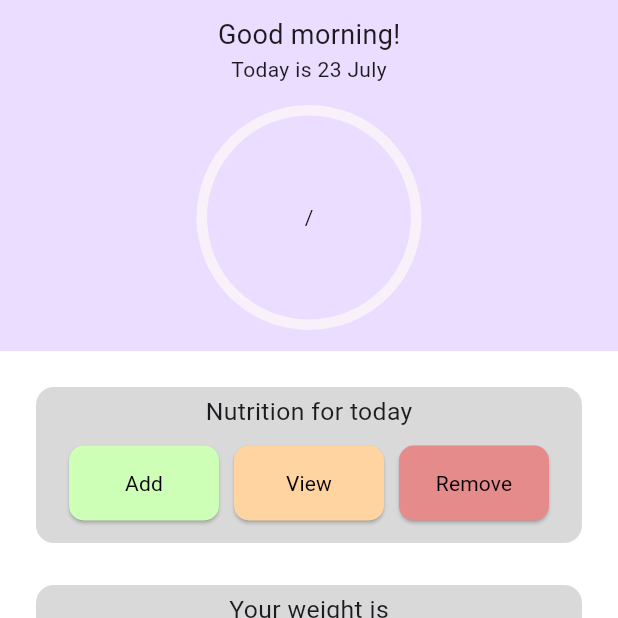
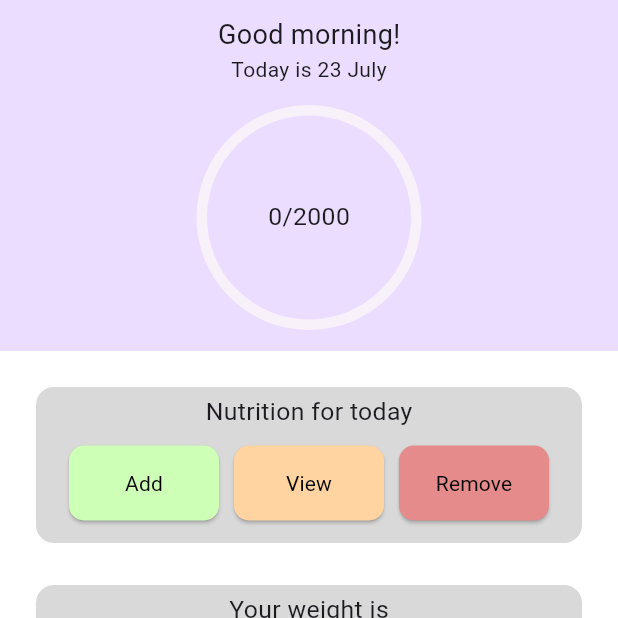
Before and after one commit to smstone0/Caloric, a Flutter app: the screen it shows after launch, on a phone screen of 412 x 824 dp, the top half of it. Run offline on Flutter 3.47's test engine with Material 2 defaults, Android fonts, the phone set to English and light mode, and no system bars; our stand-ins replace google_fonts.

Commit message:
Extract CalorieRing to new file

```diff
--- /dev/null
+++ b/lib/calorie_ring.dart
@@ -0,0 +1,36 @@
+import 'package:flutter/material.dart';
+
+class CalorieRing extends StatelessWidget {
+  const CalorieRing({super.key, required this.size});
+
+  final double size;
+  final int calories = 0;
+  final int target = 2000;
+
+  @override
+  Widget build(BuildContext context) {
+    return Card(
+      elevation: 0,
+      shape: RoundedRectangleBorder(
+        borderRadius: BorderRadius.circular(100),
+      ),
+      child: SizedBox(
+        width: size,
+        height: size,
+        child: Padding(
+          padding: const EdgeInsets.all(3.0),
+          child: Card(
+            color: Theme.of(context).colorScheme.primaryContainer,
+            elevation: 0,
+            shape: RoundedRectangleBorder(
+              borderRadius: BorderRadius.circular(100),
+            ),
+            child: Center(
+                child: Text("$calories/$target",
+                    style: const TextStyle(fontSize: 16.5))),
+          ),
+        ),
+      ),
+    );
+  }
+}
--- a/lib/today_page.dart
+++ b/lib/today_page.dart
@@ -1,4 +1,5 @@
 import 'package:flutter/material.dart';
+import 'calorie_ring.dart';
 
 class TodayPage extends StatelessWidget {
   const TodayPage({super.key, required this.callback});
@@ -93,37 +94,6 @@ class TodayPage extends StatelessWidget {
           ),
         ),
       ],
-    );
-  }
-}
-
-class CalorieRing extends StatelessWidget {
-  const CalorieRing({super.key, required this.size});
-
-  final double size;
-
-  @override
-  Widget build(BuildContext context) {
-    return Card(
-      elevation: 0,
-      shape: RoundedRectangleBorder(
-        borderRadius: BorderRadius.circular(100),
-      ),
-      child: SizedBox(
-        width: size,
-        height: size,
-        child: Padding(
-          padding: const EdgeInsets.all(3.0),
-          child: Card(
-            color: Theme.of(context).colorScheme.primaryContainer,
-            elevation: 0,
-            shape: RoundedRectangleBorder(
-              borderRadius: BorderRadius.circular(100),
-            ),
-            child: Center(child: Text("/")),
-          ),
-        ),
-      ),
     );
   }
 }
```
